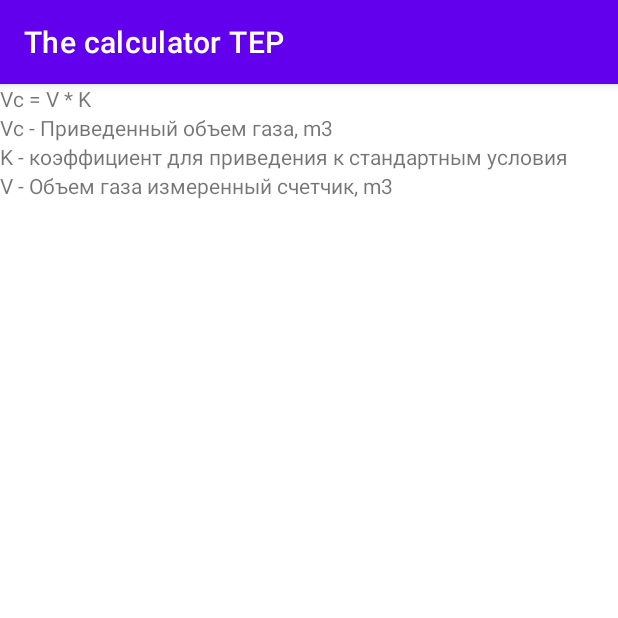
After one commit to ilya-uzun/The-calculator-TEP-, an Android app: the GazActivity screen opened directly, with no data from a screen before it, on a phone screen of 412 x 824 dp, the top half of it. The commit adds this screen. Run offline under Robolectric (Android 15) with nearby library versions, the phone set to English and light mode, and no system bars.

Commit message:
Работает переход на окно GazActivity

```diff
--- a/app/src/main/AndroidManifest.xml
+++ b/app/src/main/AndroidManifest.xml
@@ -1,6 +1,6 @@
 <?xml version="1.0" encoding="utf-8"?>
 <manifest xmlns:android="http://schemas.android.com/apk/res/android"
-    package="com.uzun.the_calculator_tep_">
+    package="com.uzun.the_calculator_tep">
 
     <application
         android:allowBackup="true"
@@ -9,13 +9,14 @@
         android:roundIcon="@mipmap/ic_launcher_circle"
         android:supportsRtl="true"
         android:theme="@style/Theme.ThecalculatorTEP">
-        <activity android:name=".MainActivity">
+        <activity android:name="com.uzun.the_calculator_tep.MainActivity">
             <intent-filter>
                 <action android:name="android.intent.action.MAIN" />
 
                 <category android:name="android.intent.category.LAUNCHER" />
             </intent-filter>
         </activity>
+        <activity android:name=".GazActivity"/>
     </application>
 
 </manifest>
--- /dev/null
+++ b/app/src/main/java/com/uzun/the_calculator_tep/GazActivity.kt
@@ -0,0 +1,20 @@
+package com.uzun.the_calculator_tep
+
+import android.os.Bundle
+import android.widget.Button
+import androidx.appcompat.app.AppCompatActivity
+import android.widget.TextView
+import com.uzun.the_calculator_tep.R
+
+class GazActivity: AppCompatActivity() {
+    public override fun onCreate(savedInstanceState: Bundle?) {
+        super.onCreate(savedInstanceState)
+        setContentView(R.layout.activity_gaz)
+
+        val tvVcFormula = findViewById<TextView>(R.id.textView_Vc_Formula)
+        val tvVc = findViewById<TextView>(R.id.textView_Vc)
+        val tvV = findViewById<TextView>(R.id.textView_V)
+        val tvK = findViewById<TextView>(R.id.textView_K)
+
+    }
+}
--- /dev/null
+++ b/app/src/main/res/layout/activity_gaz.xml
@@ -0,0 +1,65 @@
+<?xml version="1.0" encoding="utf-8"?>
+<androidx.constraintlayout.widget.ConstraintLayout xmlns:android="http://schemas.android.com/apk/res/android"
+    xmlns:tools="http://schemas.android.com/tools"
+    android:layout_width="match_parent"
+    android:layout_height="match_parent"
+    tools:context="com.uzun.the_calculator_tep.GazActivity">
+
+    <TableLayout
+        android:id="@+id/tableLayout"
+        android:layout_width="match_parent"
+        android:layout_height="match_parent"
+        tools:layout_editor_absoluteX="1dp"
+        tools:layout_editor_absoluteY="1dp">
+
+        <TableRow
+            android:layout_width="match_parent"
+            android:layout_height="match_parent" >
+        </TableRow>
+
+        <TableRow
+            android:layout_width="match_parent"
+            android:layout_height="match_parent" >
+        </TableRow>
+
+        <TableRow
+            android:layout_width="match_parent"
+            android:layout_height="match_parent" >
+
+            <TextView
+                android:id="@+id/textView_Vc_Formula"
+                android:layout_width="wrap_content"
+                android:layout_height="match_parent"
+                android:text="@string/text_view_Vc_Formula" />
+        </TableRow>
+
+        <TableRow
+            android:layout_width="match_parent"
+            android:layout_height="match_parent" >
+
+            <LinearLayout
+                android:layout_width="match_parent"
+                android:layout_height="match_parent"
+                android:orientation="vertical">
+
+                <TextView
+                    android:id="@+id/textView_Vc"
+                    android:layout_width="wrap_content"
+                    android:layout_height="wrap_content"
+                    android:text="@string/text_view_Vc" />
+
+                <TextView
+                    android:id="@+id/textView_K"
+                    android:layout_width="wrap_content"
+                    android:layout_height="wrap_content"
+                    android:text="@string/text_view_K" />
+
+                <TextView
+                    android:id="@+id/textView_V"
+                    android:layout_width="wrap_content"
+                    android:layout_height="wrap_content"
+                    android:text="@string/text_view_V" />
+            </LinearLayout>
+        </TableRow>
+    </TableLayout>
+</androidx.constraintlayout.widget.ConstraintLayout>
--- a/app/src/main/res/values/colors.xml
+++ b/app/src/main/res/values/colors.xml
@@ -1,5 +1,6 @@
 <?xml version="1.0" encoding="utf-8"?>
 <resources>
+    <color name="light_blue">#68a4c4</color>
     <color name="purple_200">#FFBB86FC</color>
     <color name="purple_500">#FF6200EE</color>
     <color name="purple_700">#FF3700B3</color>
--- a/app/src/main/res/values/strings.xml
+++ b/app/src/main/res/values/strings.xml
@@ -1,3 +1,8 @@
 <resources>
     <string name="app_name">The calculator "TEP"</string>
+    <string name="text_view_Vc_Formula">Vc = V * K </string>
+    <string name="text_view_Vc">Vс - Приведенный объем газа, m3 </string>
+    <string name="text_view_V">V - Объем газа измеренный счетчик, m3</string>
+    <string name="text_view_K">K - коэффициент для приведения к стандартным условия </string>
+    <string name="button_Vc_Gaz">Расчитать приведенный объём газа</string>
 </resources>
```
Also changed, not shown: app/src/main/java/com/uzun/the_calculator_tep/MainActivity.kt (added, +25 -0 lines), app/src/main/java/com/uzun/the_calculator_tep/constants/GazConstants.kt (added, +10 -0 lines), app/src/main/java/com/uzun/the_calculator_tep_/MainActivity.kt (deleted, +0 -11 lines), app/src/main/res/layout/activity_main.xml (+9 -1 lines).
